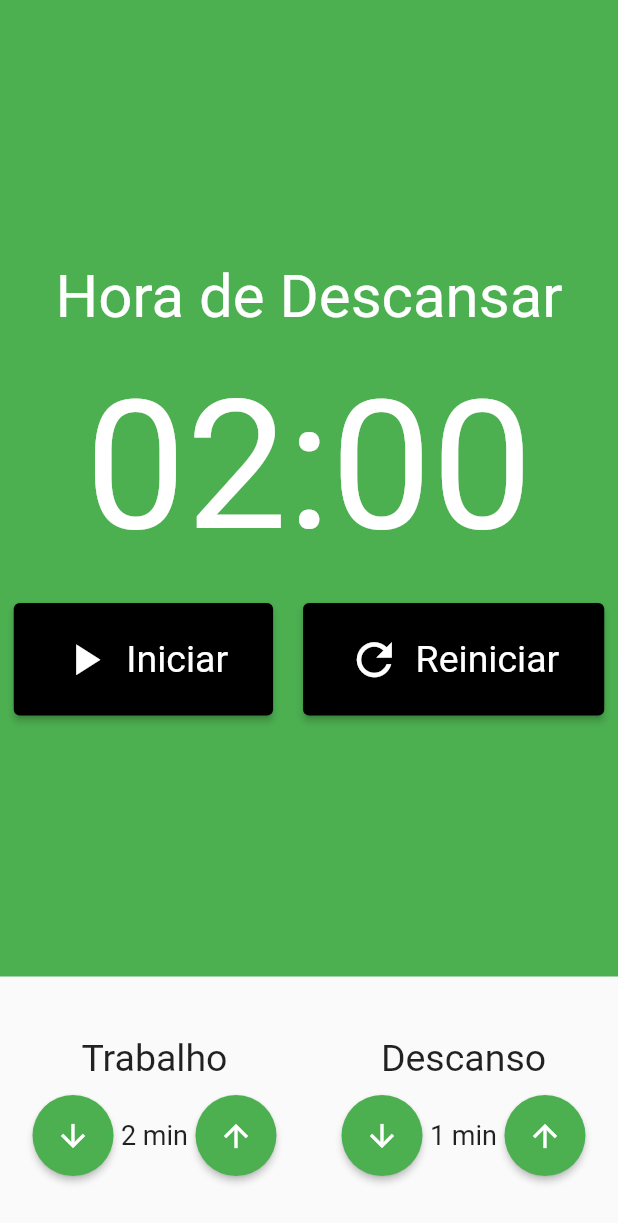
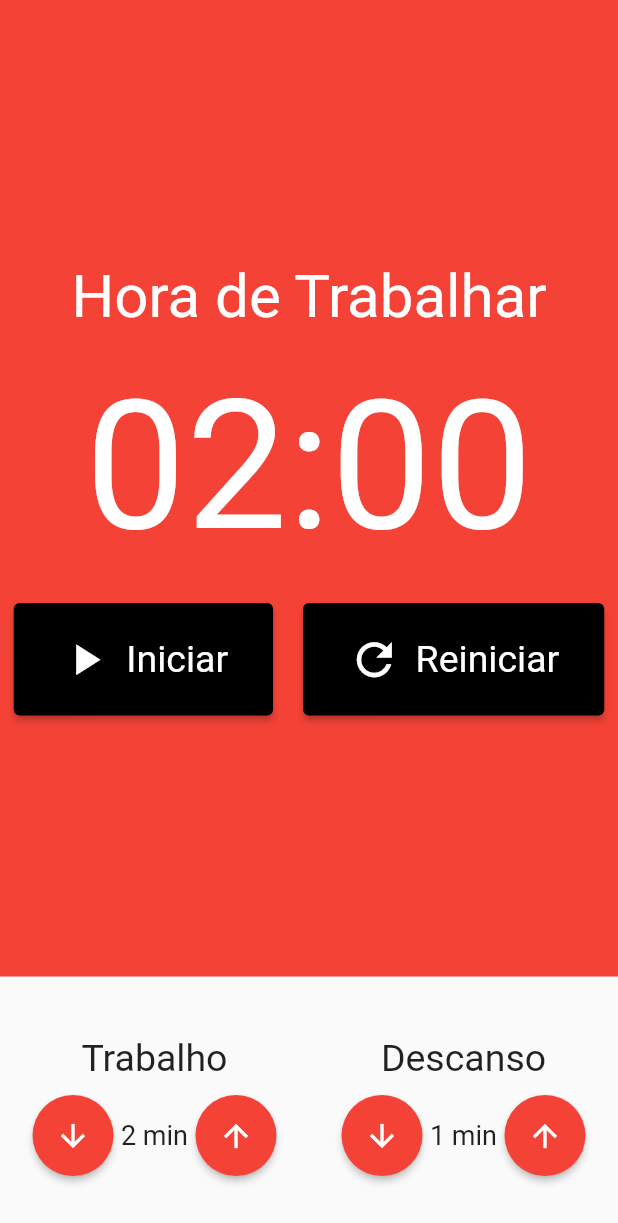
Before and after one commit to s7Thiago/flutter_pomodoro, a Flutter app: the screen it shows after launch, on a phone screen of 412 x 824 dp. Shown: the top 1223 px of the screen. Run offline on Flutter 3.47's test engine with Material 2 defaults, Android fonts, the phone set to English and light mode, and no system bars; our stand-ins replace flutter_mobx, mobx; generated files the repository leaves out were written again.

```diff
--- a/lib/components/cronometro.dart
+++ b/lib/components/cronometro.dart
@@ -11,14 +11,17 @@ class Cronometro extends StatelessWidget {
   Widget build(BuildContext context) {
     final store = Provider.of<PomodoroStore>(context);
 
-    return Container(
+    return Observer(
+      builder: (_) => Container(
         color: store.estaTrabalhando() ? Colors.red : Colors.green,
         child: Column(
           mainAxisAlignment: MainAxisAlignment.center,
           children: [
             Text(
-            store.estaTrabalhando() ? 'Hora de Trabalhar' : 'Hora de Descansar',
-            style: TextStyle(
+              store.estaTrabalhando()
+                  ? 'Hora de Trabalhar'
+                  : 'Hora de Descansar',
+              style: const TextStyle(
                 fontSize: 40,
                 color: Colors.white,
               ),
@@ -32,8 +35,7 @@ class Cronometro extends StatelessWidget {
               ),
             ),
             const SizedBox(height: 20),
-          Observer(
-            builder: (_) => Row(
+            Row(
               mainAxisAlignment: MainAxisAlignment.center,
               children: [
                 if (!store.iniciado)
@@ -64,8 +66,8 @@ class Cronometro extends StatelessWidget {
                 ),
               ],
             ),
-          )
           ],
+        ),
       ),
     );
   }
```
Also changed, not shown: lib/store/pomodoro.store.dart (+32 -1 lines), lib/store/pomodoro.store.g.dart. Lines whose indentation alone changed are shown as unchanged.
